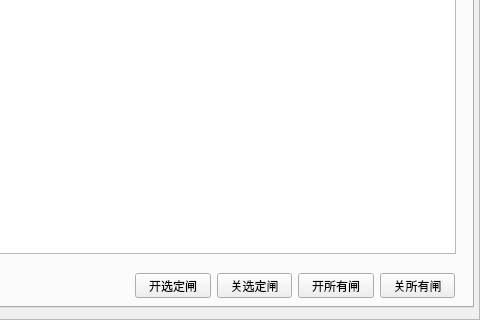
First picture: the form in UIWnd/ipcvideoframe.ui, repository Anne081031/WinParkUI, before the edit; both pictures show x 214 to 694 and y 190 to 510 of the 694 by 510 pixel window.
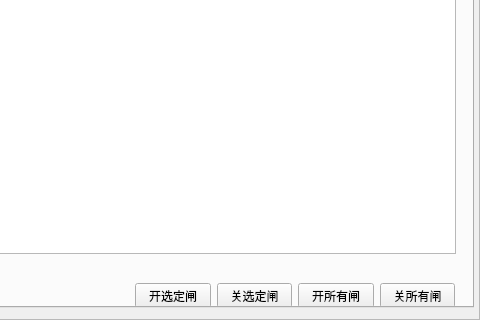
Second picture: the form after the edit. The open tabs and pages were chosen to show the change.

Patch:
```diff
--- a/UIWnd/ipcvideoframe.ui
+++ b/UIWnd/ipcvideoframe.ui
@@ -10,6 +10,12 @@
     <height>510</height>
    </rect>
   </property>
+  <property name="sizePolicy">
+   <sizepolicy hsizetype="Expanding" vsizetype="Expanding">
+    <horstretch>0</horstretch>
+    <verstretch>0</verstretch>
+   </sizepolicy>
+  </property>
   <property name="windowTitle">
    <string>远程管理</string>
   </property>
@@ -69,6 +75,12 @@
     </widget>
    </widget>
    <widget class="QWidget" name="tabGate">
+    <property name="sizePolicy">
+     <sizepolicy hsizetype="Expanding" vsizetype="Expanding">
+      <horstretch>0</horstretch>
+      <verstretch>0</verstretch>
+     </sizepolicy>
+    </property>
     <attribute name="title">
      <string>开关闸</string>
     </attribute>
@@ -101,7 +113,7 @@
      <property name="geometry">
       <rect>
        <x>340</x>
-       <y>430</y>
+       <y>440</y>
        <width>320</width>
        <height>25</height>
       </rect>
```
Left out of the diff: 6 changed lines with no effect on the pictures.
